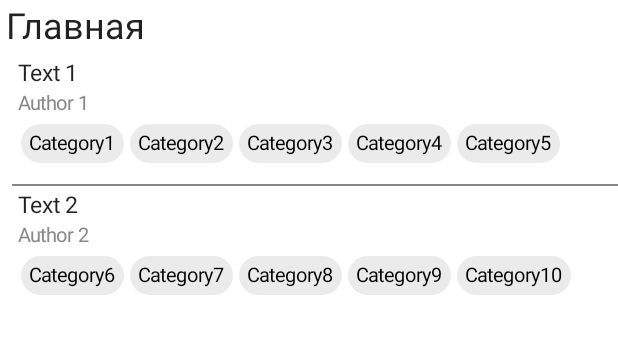
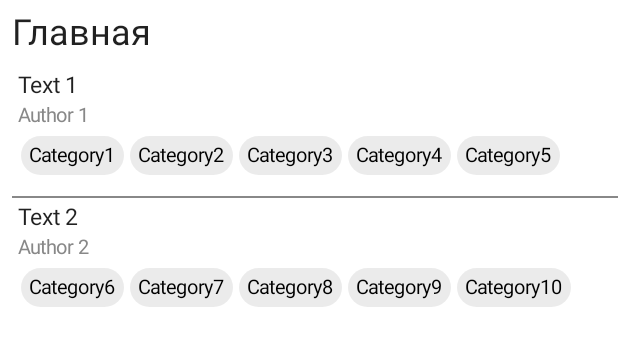
Before and after one commit to YellowFoxy/KmmHackaton, an Android app built with Jetpack Compose: the @Preview function ListScreenPreview, on a phone screen of 412 x 824 dp. Shown: the top 346 px of the screen. Run offline under Robolectric (Android 15) with nearby library versions, the phone set to English and light mode, and no system bars; network calls fail.

Commit message:
Main список

```diff
--- a/androidApp/src/main/java/ru/sber/hackathon/view/main/list/ListScreen.kt
+++ b/androidApp/src/main/java/ru/sber/hackathon/view/main/list/ListScreen.kt
@@ -48,7 +48,7 @@ fun ListScreenBody(infoList: List<MainScreenInfo>) {
         Text(
             text = "Главная",
             fontSize = 24.sp,
-            modifier = Modifier.padding(4.dp)
+            modifier = Modifier.padding(8.dp)
         )
         LazyColumn {
             itemsIndexed(infoList + MainScreenInfo()) { index, info ->
```
Also changed, not shown: androidApp/src/main/java/ru/sber/hackathon/view/main/MainScreen.kt (+7 -2 lines).
